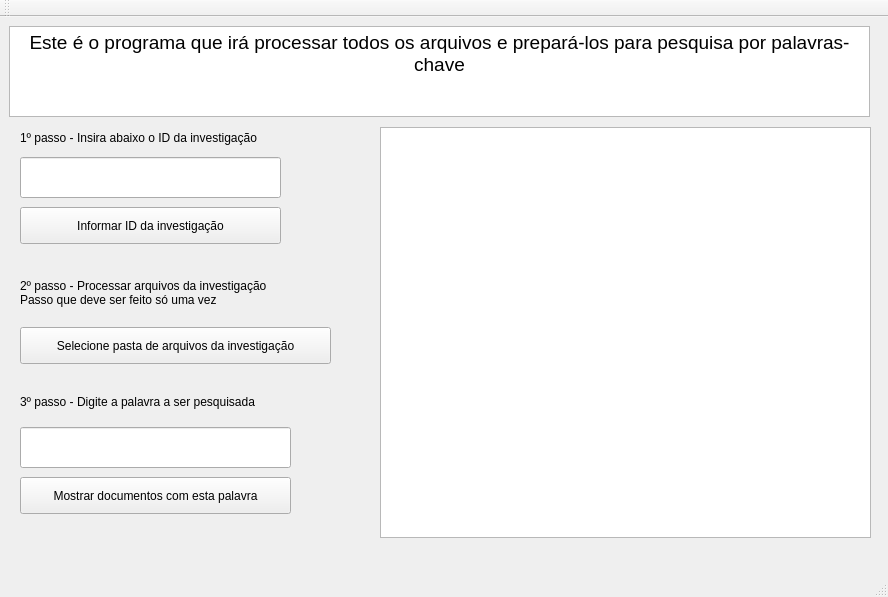
First picture: the form in GUI/pesquisa_palavras_documentos.ui, repository danilopcarlotti/scdf, before the edit.
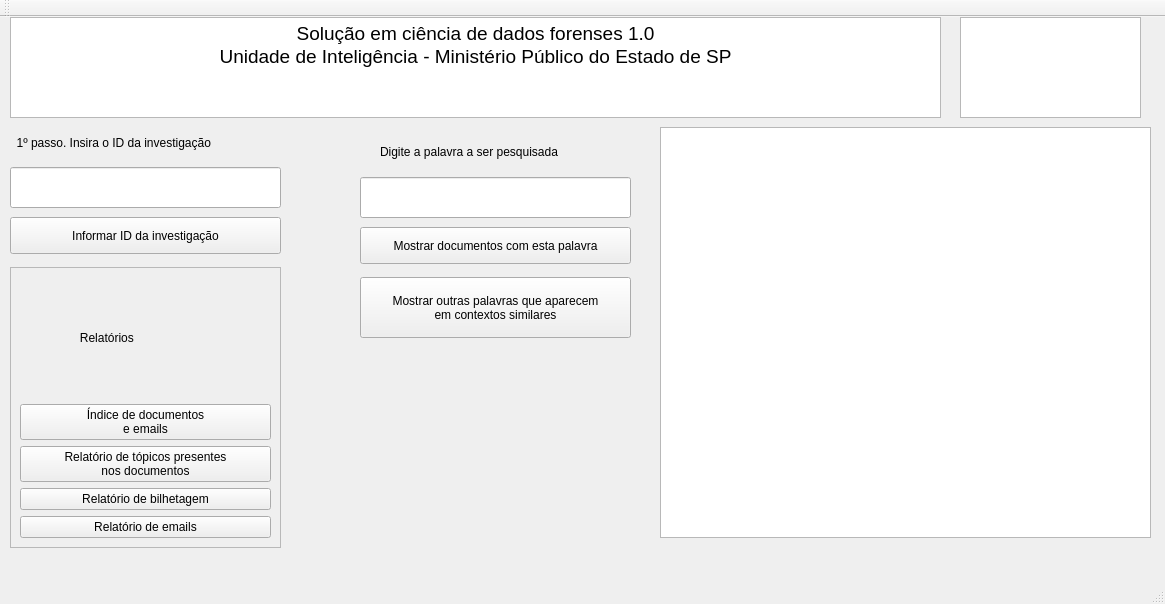
Second picture: the form after the edit. Icons and pictures are not drawn.

Diff of the .ui file:
```diff
--- a/GUI/pesquisa_palavras_documentos.ui
+++ b/GUI/pesquisa_palavras_documentos.ui
@@ -6,8 +6,8 @@
    <rect>
     <x>0</x>
     <y>0</y>
-    <width>888</width>
-    <height>597</height>
+    <width>1165</width>
+    <height>604</height>
    </rect>
   </property>
   <property name="windowTitle">
@@ -17,10 +17,10 @@
    <widget class="QTextBrowser" name="textBrowser">
     <property name="geometry">
      <rect>
-      <x>9</x>
-      <y>9</y>
-      <width>861</width>
-      <height>91</height>
+      <x>10</x>
+      <y>0</y>
+      <width>931</width>
+      <height>101</height>
      </rect>
     </property>
     <property name="html">
@@ -28,15 +28,16 @@
 &lt;html&gt;&lt;head&gt;&lt;meta name=&quot;qrichtext&quot; content=&quot;1&quot; /&gt;&lt;style type=&quot;text/css&quot;&gt;
 p, li { white-space: pre-wrap; }
 &lt;/style&gt;&lt;/head&gt;&lt;body style=&quot; font-family:'Garuda'; font-size:11pt; font-weight:400; font-style:normal;&quot;&gt;
-&lt;p align=&quot;center&quot; style=&quot; margin-top:0px; margin-bottom:0px; margin-left:0px; margin-right:0px; -qt-block-indent:0; text-indent:0px;&quot;&gt;&lt;span style=&quot; font-size:14pt;&quot;&gt;Este é o programa que irá processar todos os arquivos e prepará-los para pesquisa por palavras-chave&lt;/span&gt;&lt;/p&gt;&lt;/body&gt;&lt;/html&gt;</string>
+&lt;p align=&quot;center&quot; style=&quot; margin-top:0px; margin-bottom:0px; margin-left:0px; margin-right:0px; -qt-block-indent:0; text-indent:0px;&quot;&gt;&lt;span style=&quot; font-size:14pt;&quot;&gt;Solução em ciência de dados forenses 1.0&lt;/span&gt;&lt;/p&gt;
+&lt;p align=&quot;center&quot; style=&quot; margin-top:0px; margin-bottom:0px; margin-left:0px; margin-right:0px; -qt-block-indent:0; text-indent:0px;&quot;&gt;&lt;span style=&quot; font-size:14pt;&quot;&gt;Unidade de Inteligência - Ministério Público do Estado de SP&lt;/span&gt;&lt;/p&gt;&lt;/body&gt;&lt;/html&gt;</string>
     </property>
    </widget>
    <widget class="QLineEdit" name="lineEdit">
     <property name="geometry">
      <rect>
-      <x>20</x>
-      <y>140</y>
-      <width>261</width>
+      <x>10</x>
+      <y>150</y>
+      <width>271</width>
       <height>41</height>
      </rect>
     </property>
@@ -47,9 +48,9 @@
    <widget class="QPushButton" name="pushButton_2">
     <property name="geometry">
      <rect>
-      <x>20</x>
-      <y>190</y>
-      <width>261</width>
+      <x>10</x>
+      <y>200</y>
+      <width>271</width>
       <height>37</height>
      </rect>
     </property>
@@ -60,8 +61,8 @@
    <widget class="QLineEdit" name="lineEdit_2">
     <property name="geometry">
      <rect>
-      <x>20</x>
-      <y>410</y>
+      <x>360</x>
+      <y>160</y>
       <width>271</width>
       <height>41</height>
      </rect>
@@ -73,8 +74,8 @@
    <widget class="QPushButton" name="pushButton_3">
     <property name="geometry">
      <rect>
-      <x>20</x>
-      <y>460</y>
+      <x>360</x>
+      <y>210</y>
       <width>271</width>
       <height>37</height>
      </rect>
@@ -86,7 +87,7 @@
    <widget class="QListView" name="listView">
     <property name="geometry">
      <rect>
-      <x>380</x>
+      <x>660</x>
       <y>110</y>
       <width>491</width>
       <height>411</height>
@@ -96,61 +97,122 @@
    <widget class="QLabel" name="label">
     <property name="geometry">
      <rect>
-      <x>20</x>
+      <x>10</x>
       <y>100</y>
-      <width>311</width>
-      <height>41</height>
+      <width>271</width>
+      <height>51</height>
      </rect>
     </property>
     <property name="text">
-     <string>1º passo - Insira abaixo o ID da investigação</string>
+     <string>  1º passo. Insira o ID da investigação</string>
     </property>
    </widget>
    <widget class="QLabel" name="label_2">
     <property name="geometry">
      <rect>
-      <x>20</x>
-      <y>370</y>
-      <width>311</width>
+      <x>380</x>
+      <y>120</y>
+      <width>231</width>
       <height>29</height>
      </rect>
     </property>
     <property name="text">
-     <string>3º passo - Digite a palavra a ser pesquisada</string>
+     <string>Digite a palavra a ser pesquisada</string>
     </property>
    </widget>
-   <widget class="QPushButton" name="pushButton">
+   <widget class="QTextEdit" name="textEdit">
     <property name="geometry">
      <rect>
-      <x>20</x>
-      <y>310</y>
-      <width>311</width>
-      <height>37</height>
+      <x>960</x>
+      <y>0</y>
+      <width>181</width>
+      <height>101</height>
      </rect>
     </property>
-    <property name="text">
-     <string>Selecione pasta de arquivos da investigação</string>
+    <property name="html">
+     <string>&lt;!DOCTYPE HTML PUBLIC &quot;-//W3C//DTD HTML 4.0//EN&quot; &quot;http://www.w3.org/TR/REC-html40/strict.dtd&quot;&gt;
+&lt;html&gt;&lt;head&gt;&lt;meta name=&quot;qrichtext&quot; content=&quot;1&quot; /&gt;&lt;style type=&quot;text/css&quot;&gt;
+p, li { white-space: pre-wrap; }
+&lt;/style&gt;&lt;/head&gt;&lt;body style=&quot; font-family:'Garuda'; font-size:11pt; font-weight:400; font-style:normal;&quot;&gt;
+&lt;p style=&quot; margin-top:0px; margin-bottom:0px; margin-left:0px; margin-right:0px; -qt-block-indent:0; text-indent:0px;&quot;&gt; &lt;img src=&quot;:/newPrefix/MPSP.png&quot; width=&quot;160&quot; height=&quot;80&quot; /&gt;&lt;/p&gt;&lt;/body&gt;&lt;/html&gt;</string>
     </property>
    </widget>
-   <widget class="QLabel" name="label_3">
+   <widget class="QPushButton" name="pushButton_4">
     <property name="geometry">
      <rect>
-      <x>20</x>
-      <y>240</y>
-      <width>321</width>
-      <height>71</height>
+      <x>360</x>
+      <y>260</y>
+      <width>271</width>
+      <height>61</height>
      </rect>
     </property>
-    <property name="font">
-     <font>
-      <italic>false</italic>
-     </font>
-    </property>
     <property name="text">
-     <string>2º passo - Processar arquivos da investigação
-Passo que deve ser feito só uma vez</string>
+     <string>Mostrar outras palavras que aparecem
+em contextos similares</string>
     </property>
    </widget>
+   <widget class="QScrollArea" name="scrollArea">
+    <property name="geometry">
+     <rect>
+      <x>10</x>
+      <y>250</y>
+      <width>271</width>
+      <height>281</height>
+     </rect>
+    </property>
+    <property name="widgetResizable">
+     <bool>true</bool>
+    </property>
+    <widget class="QWidget" name="scrollAreaWidgetContents">
+     <property name="geometry">
+      <rect>
+       <x>0</x>
+       <y>0</y>
+       <width>269</width>
+       <height>279</height>
+      </rect>
+     </property>
+     <layout class="QGridLayout" name="gridLayout">
+      <item row="3" column="0">
+       <widget class="QPushButton" name="pushButton_6">
+        <property name="text">
+         <string>Relatório de bilhetagem</string>
+        </property>
+       </widget>
+      </item>
+      <item row="2" column="0">
+       <widget class="QPushButton" name="pushButton_7">
+        <property name="text">
+         <string>Relatório de tópicos presentes 
+nos documentos</string>
+        </property>
+       </widget>
+      </item>
+      <item row="4" column="0">
+       <widget class="QPushButton" name="pushButton_8">
+        <property name="text">
+         <string>Relatório de emails</string>
+        </property>
+       </widget>
+      </item>
+      <item row="0" column="0">
+       <widget class="QLabel" name="label_3">
+        <property name="text">
+         <string>                  Relatórios</string>
+        </property>
+       </widget>
+      </item>
+      <item row="1" column="0">
+       <widget class="QPushButton" name="pushButton_9">
+        <property name="text">
+         <string>Índice de documentos
+e emails</string>
+        </property>
+       </widget>
+      </item>
+     </layout>
+    </widget>
+   </widget>
   </widget>
   <widget class="QStatusBar" name="statusbar"/>
   <widget class="QToolBar" name="toolBar">
```
Left out of the diff: 4 changed lines with no effect on the pictures.
